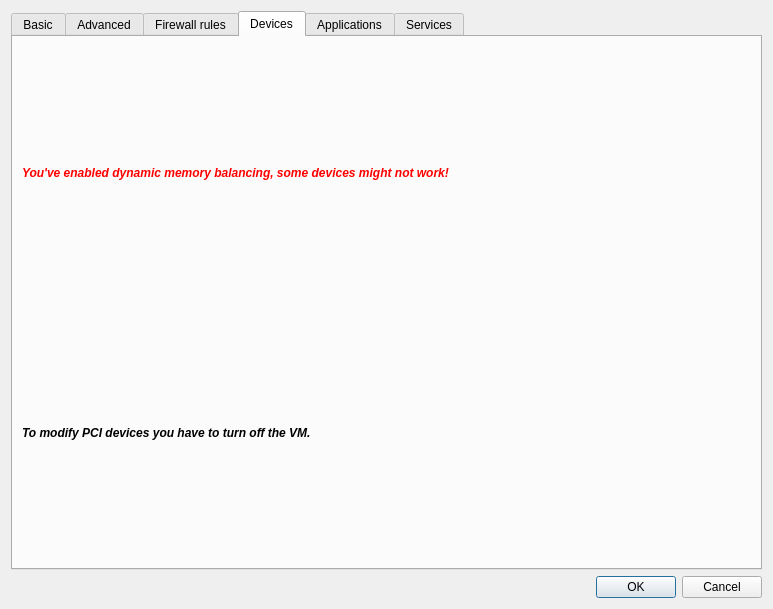
First picture: the form in ui/settingsdlg.ui, repository QubesOS/qubes-manager, before the edit.
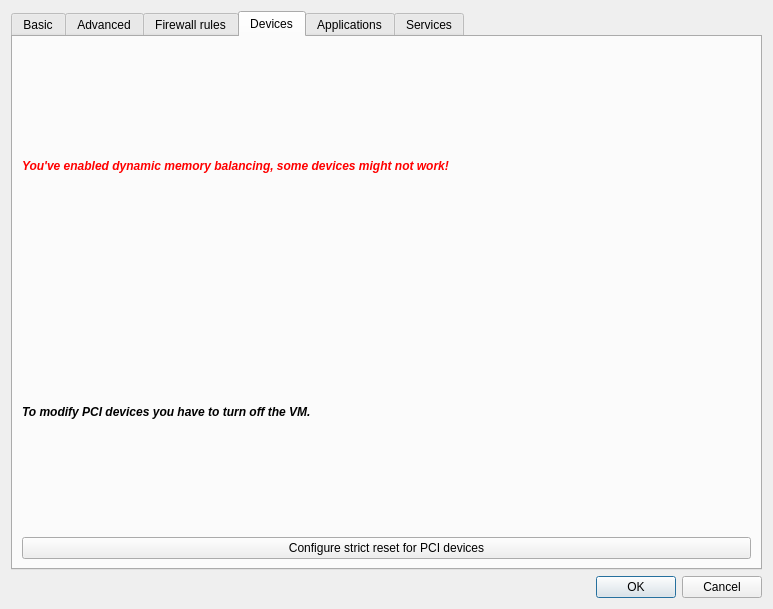
Second picture: the form after the edit. The open tabs and pages were chosen to show the change. Icons and pictures are not drawn.

Commit message: Adding a button to list PCI devices and enable no-strict-reset

What changed in the file:
```diff
--- a/ui/settingsdlg.ui
+++ b/ui/settingsdlg.ui
@@ -1089,6 +1089,13 @@
            </item>
           </layout>
          </item>
+         <item>
+          <widget class="QPushButton" name="no_strict_reset_button">
+           <property name="text">
+            <string>Configure strict reset for PCI devices</string>
+           </property>
+          </widget>
+         </item>
         </layout>
        </widget>
        <widget class="QWidget" name="apps_tab">
```
Left out of the diff: 2 changed lines with no effect on the pictures. The commit also changes 3 other files.
